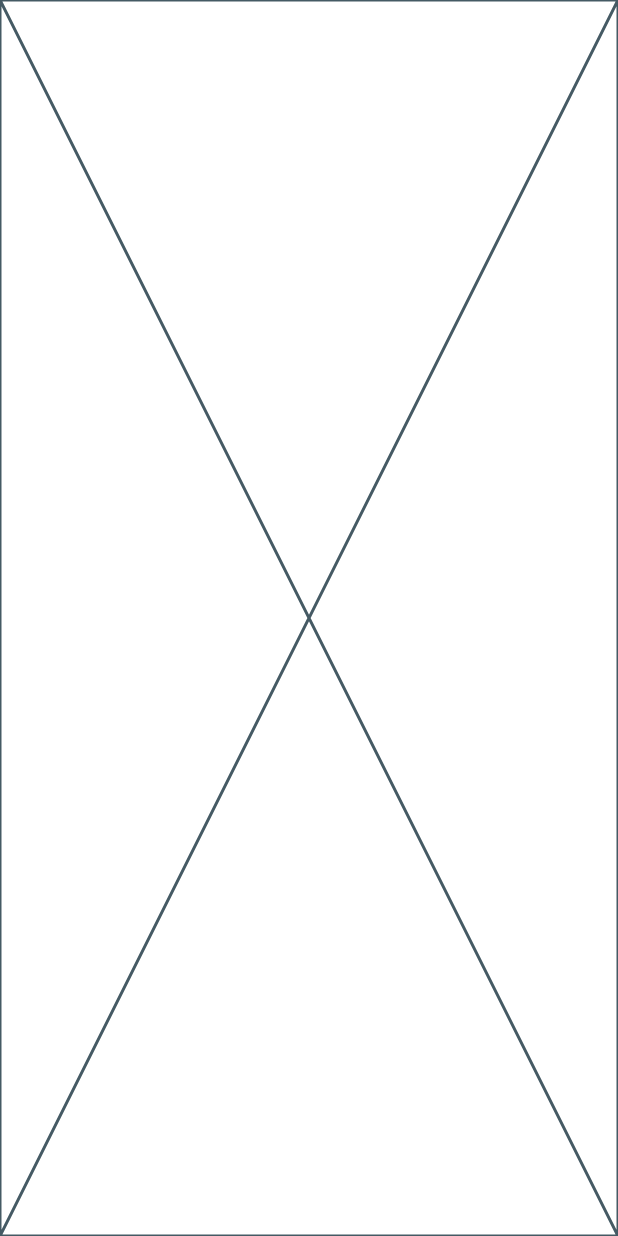
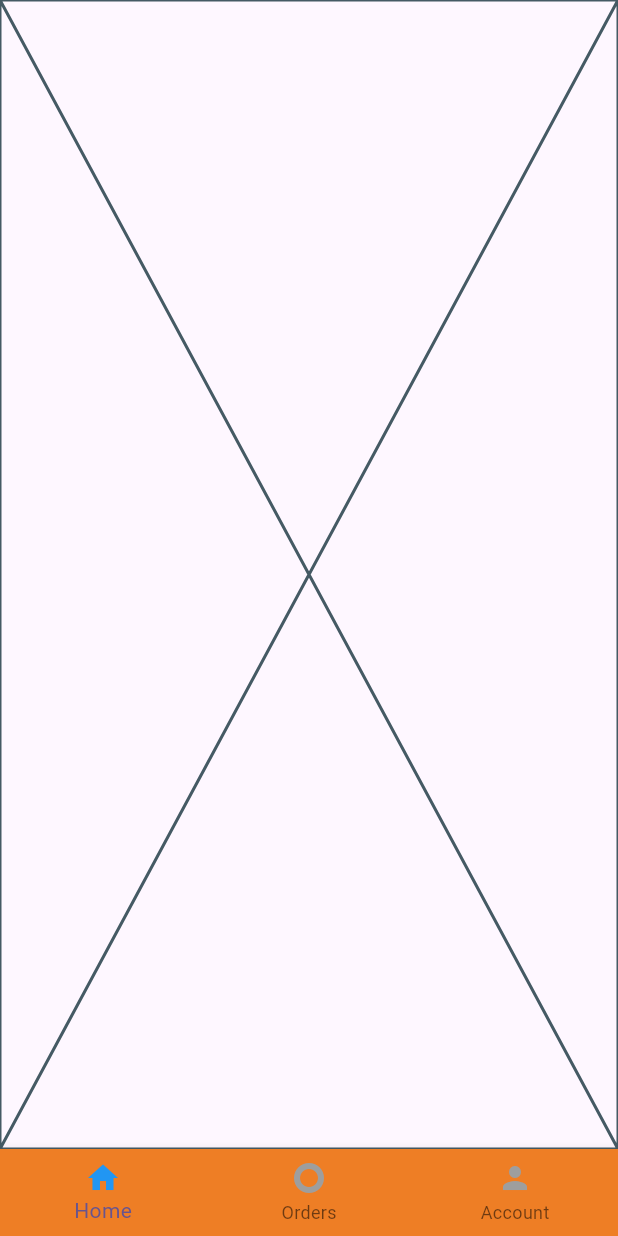
Before and after one commit to fwdAndroid/wholesale_admin, a Flutter app: the screen it shows after launch, after a tap on "Log in", on a phone screen of 412 x 824 dp. Run offline on Flutter 3.47's test engine with Material 3 defaults, Android fonts, the phone set to English and light mode, and no system bars; our stand-ins replace cloud_firestore, firebase_auth, firebase_core; accounts and stored records are empty; network calls fail.

Commit message:
MainDashboard

```diff
--- a/lib/screen/main/main_dashboard.dart
+++ b/lib/screen/main/main_dashboard.dart
@@ -1,15 +1,63 @@
+import 'package:flutter/cupertino.dart';
 import 'package:flutter/material.dart';
+import 'package:wholesale_admin/screen/pages/home_page.dart';
+import 'package:wholesale_admin/screen/pages/profile_page.dart';
+import 'package:wholesale_admin/screen/pages/user_page.dart';
+import 'package:wholesale_admin/utils/colors.dart';
 
 class MainDashboard extends StatefulWidget {
-  const MainDashboard({super.key});
-
   @override
-  State<MainDashboard> createState() => _MainDashboardState();
+  _MainDashboardState createState() => _MainDashboardState();
 }
 
 class _MainDashboardState extends State<MainDashboard> {
+  int _currentIndex = 0;
+
+  final List<Widget> _screens = [
+    HomePage(),
+    UserPage(),
+    ProfilePage(),
+  ];
+
   @override
   Widget build(BuildContext context) {
-    return const Placeholder();
+    return Scaffold(
+      body: _screens[_currentIndex],
+      bottomNavigationBar: BottomNavigationBar(
+        selectedLabelStyle: TextStyle(color: Colors.blue),
+        backgroundColor: primary,
+        onTap: (index) {
+          setState(() {
+            _currentIndex = index;
+          });
+        },
+        items: [
+          BottomNavigationBarItem(
+            icon: Icon(
+              Icons.home,
+              color: _currentIndex == 0 ? Colors.blue : Colors.grey,
+            ),
+            label: 'Home',
+            backgroundColor: primary,
+          ),
+          BottomNavigationBarItem(
+            icon: Icon(
+              Icons.trip_origin,
+              color: _currentIndex == 1 ? Colors.blue : Colors.grey,
+            ),
+            label: 'Orders',
+            backgroundColor: primary,
+          ),
+          BottomNavigationBarItem(
+            icon: Icon(
+              Icons.person,
+              color: _currentIndex == 3 ? Colors.blue : Colors.grey,
+            ),
+            label: 'Account',
+            backgroundColor: primary,
+          ),
+        ],
+      ),
+    );
   }
 }
--- /dev/null
+++ b/lib/screen/pages/home_page.dart
@@ -0,0 +1,15 @@
+import 'package:flutter/material.dart';
+
+class HomePage extends StatefulWidget {
+  const HomePage({super.key});
+
+  @override
+  State<HomePage> createState() => _HomePageState();
+}
+
+class _HomePageState extends State<HomePage> {
+  @override
+  Widget build(BuildContext context) {
+    return const Placeholder();
+  }
+}
```
Also changed, not shown: lib/screen/pages/profile_page.dart (added, +15 -0 lines), lib/screen/pages/user_page.dart (added, +15 -0 lines).
